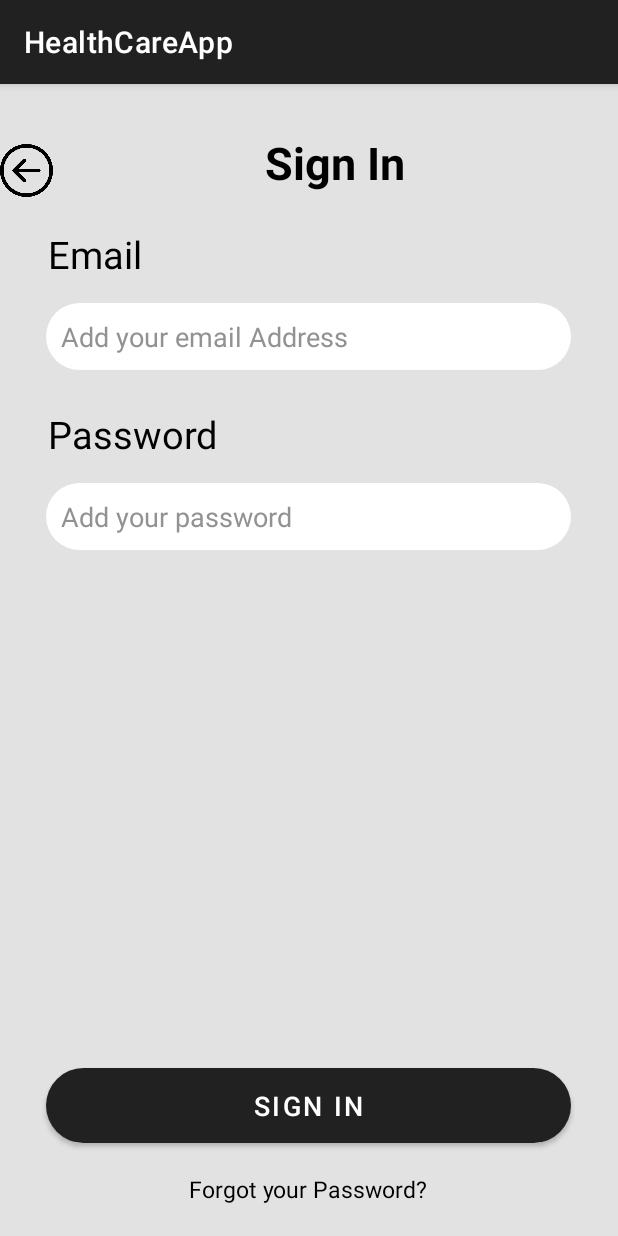
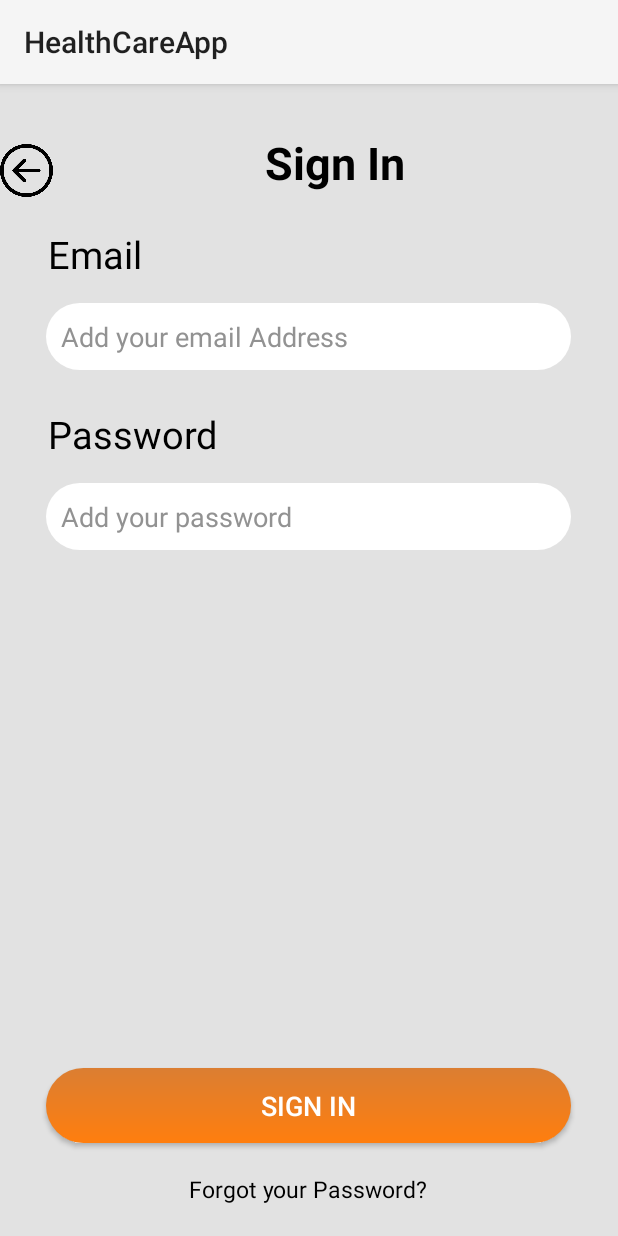
Before and after one commit to bhujelabishek/health-care, an Android app: the screen it shows after launch (Signin), after a tap on "signin", on a phone screen of 412 x 824 dp. Run offline under Robolectric (Android 15) with nearby library versions, the phone set to English and light mode, and no system bars.

Commit message:
"Initial commit"

```diff
--- a/app/src/main/java/com/example/healthcareapp/MainActivity.java
+++ b/app/src/main/java/com/example/healthcareapp/MainActivity.java
@@ -28,11 +28,12 @@ public class MainActivity extends AppCompatActivity {
         EdgeToEdge.enable(this);
         setContentView(R.layout.activity_main);
         Button btn= findViewById(R.id.create);
-        btn.setBackground(ContextCompat.getDrawable(this, R.drawable.rounded_button));
+//        btn.setBackground(ContextCompat.getDrawable(this, R.drawable.rounded_button));
         AlertDialog.Builder ad= new AlertDialog.Builder(this);
         btn.setOnClickListener(new View.OnClickListener() {
             @Override
             public void onClick(View v) {
+
                 ad.setTitle("Create Account");
                 ad.setMessage("Are you sure?");
                     ad.setPositiveButton("Yes, Proceed", new DialogInterface.OnClickListener() {
--- a/app/src/main/res/drawable/rounded_button.xml
+++ b/app/src/main/res/drawable/rounded_button.xml
@@ -3,7 +3,8 @@
     android:shape="rectangle">
 
 <!--    <stroke-->
-<!--        android:width="2dp"-->
+<!--        android:width="20dp"-->
+<!--        android:color="@color/white"-->
 <!--        />-->
     <gradient
         android:startColor="@color/orange"
--- a/app/src/main/res/values-night/themes.xml
+++ b/app/src/main/res/values-night/themes.xml
@@ -1,7 +1,7 @@
 <resources xmlns:tools="http://schemas.android.com/tools">
     <!-- Base application theme. -->
-    <style name="Theme.HealthCareApp" parent="Theme.MaterialComponents.DayNight.DarkActionBar">
-        <!-- Primary brand color. -->
+<!--    <style name="Theme.HealthCareApp" parent="Theme.MaterialComponents.DayNight.DarkActionBar">-->
+<!--   Primary brand color. &ndash;&gt;-->
 <!--        <item name="colorPrimary">@color/purple_200</item>-->
 <!--        <item name="colorPrimaryVariant">@color/purple_700</item>-->
 <!--        <item name="colorOnPrimary">@color/black</item>-->
@@ -13,5 +13,5 @@
 <!--        &lt;!&ndash; Status bar color. &ndash;&gt;-->
 <!--        <item name="android:statusBarColor">?attr/colorPrimaryVariant</item>-->
 <!--        &lt;!&ndash; Customize your theme here. &ndash;&gt;-->
-    </style>
+<!--    </style>-->
 </resources>
--- a/app/src/main/res/values/themes.xml
+++ b/app/src/main/res/values/themes.xml
@@ -1,16 +1,16 @@
 <resources xmlns:tools="http://schemas.android.com/tools">
     <!-- Base application theme. -->
-    <style name="Theme.HealthCareApp" parent="Theme.MaterialComponents.DayNight.DarkActionBar">
-        <!-- Primary brand color. -->
-<!--        <item name="colorPrimary">@color/orangefaded</item>-->
-<!--        <item name="colorPrimaryVariant">@color/purple_700</item>-->
-<!--        <item name="colorOnPrimary">@color/white</item>-->
-<!--        &lt;!&ndash; Secondary brand color. &ndash;&gt;-->
-<!--        <item name="colorSecondary">@color/teal_200</item>-->
-<!--        <item name="colorSecondaryVariant">@color/teal_700</item>-->
-<!--        <item name="colorOnSecondary">@color/black</item>-->
-<!--        &lt;!&ndash; Status bar color. &ndash;&gt;-->
-<!--        <item name="android:statusBarColor">?attr/colorPrimaryVariant</item>-->
-        <!-- Customize your theme here. -->
-    </style>
-</resources>
+<!--    <style name="Theme.HealthCareApp" parent="Theme.MaterialComponents.DayNight.DarkActionBar">&ndash;&gt;-->
+<!--             Primary brand color.-->
+<!--            <item name="colorPrimary">@color/orangefaded</item>-->
+<!--            <item name="colorPrimaryVariant">@color/purple_700</item>-->
+<!--            <item name="colorOnPrimary">@color/white</item>-->
+<!--            &lt;!&ndash; Secondary brand color. &ndash;&gt;-->
+<!--            <item name="colorSecondary">@color/teal_200</item>-->
+<!--            <item name="colorSecondaryVariant">@color/teal_700</item>-->
+<!--            <item name="colorOnSecondary">@color/black</item>-->
+<!--            &lt;!&ndash; Status bar color. &ndash;&gt;-->
+<!--            <item name="android:statusBarColor">?attr/colorPrimaryVariant</item>-->
+<!--             Customize your theme here.-->
+<!--    </style>-->
+    </resources>
```
Also changed, not shown: app/src/main/res/drawable/gradient_file.xml (added, +8 -0 lines), app/src/main/res/drawable/ic_menu_vector.xml (added, +16 -0 lines), app/src/main/res/layout/activity_main.xml (+19 -19 lines).
